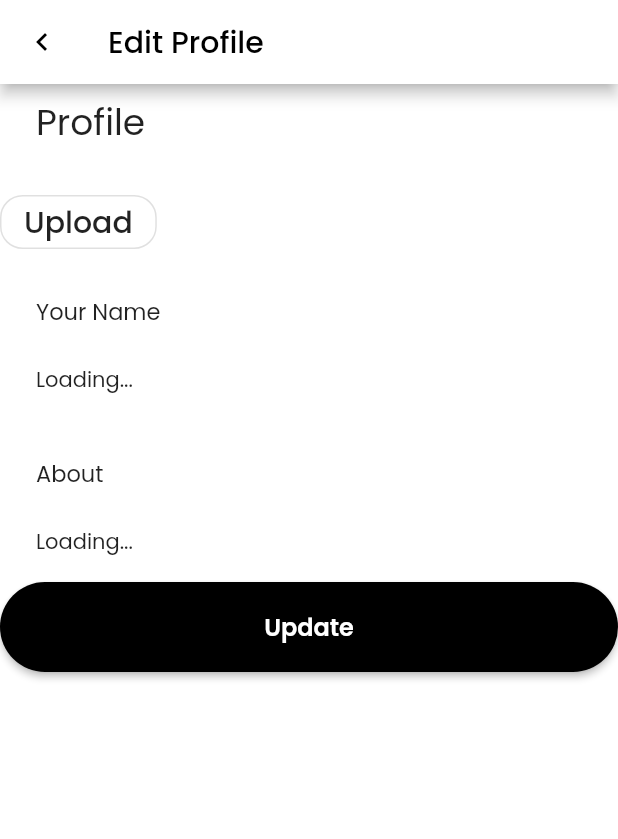
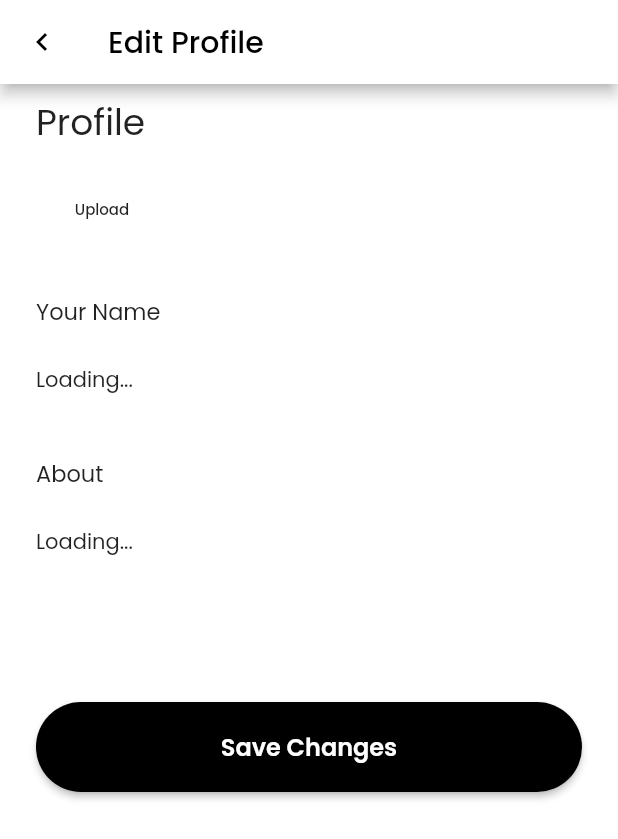
Before and after one commit to haseeburrehmanfaheem/BackSpace, a Flutter app: the Feed screen opened directly, in the side drawer, after a tap on "Edit Profile", on a phone screen of 412 x 824 dp. Shown: the top 839 px of the screen. Run offline on Flutter 3.47's test engine with Material 2 defaults, Android fonts, the phone set to English and light mode, and no system bars; our stand-ins replace cloud_firestore, firebase_auth, firebase_core, flutter_rating_bar, fluttertoast, form_field_validator and 3 more; accounts and stored records are empty.

Commit message:
Add Drawer Header

```diff
--- a/lib/main.dart
+++ b/lib/main.dart
@@ -35,6 +35,7 @@ void main() async {
 
 class MyApp extends StatelessWidget {
   // const Myapp({Key? key}) : super(key: key);
+  bool a = false;
   @override
   Widget build(BuildContext context) {
     FirebaseAuth.instance.userChanges().listen((User? user) {
@@ -42,6 +43,7 @@ class MyApp extends StatelessWidget {
         print('User is currently signed out!');
       } else {
         print('User is signed in!');
+        a = true;
         // signout ki line
         // FirebaseAuth.instance.signOut();
       }
@@ -56,7 +58,8 @@ class MyApp extends StatelessWidget {
       title: 'Backspace',
       debugShowCheckedModeBanner: false,
 
-      home: Home(),
+      home: a ? BottomNavigation() : Home(),
+
       // FirebaseAuth.instance.signOut();
       // home: BottomNavigation(),
     );
--- a/lib/pages/EditProfile.dart
+++ b/lib/pages/EditProfile.dart
@@ -58,17 +58,17 @@ class MyCustomForm extends StatelessWidget {
                 color: Colors.black87),
           ),
         ),
-        const Padding(
+        Padding(
           padding: EdgeInsets.symmetric(horizontal: 24, vertical: 8),
-        ),
-        OutlineButton(
+          child: MaterialButton(
             child: const Text(
               "Upload",
-            style: TextStyle(fontSize: 20.0),
+              style: TextStyle(fontSize: 10.0),
             ),
+            onPressed: () {},
             shape:
-              RoundedRectangleBorder(borderRadius: BorderRadius.circular(15)),
-          onPressed: () {},
+                RoundedRectangleBorder(borderRadius: BorderRadius.circular(40)),
+          ),
         ),
         const Padding(
           padding: EdgeInsets.symmetric(horizontal: 24, vertical: 8),
@@ -151,12 +151,15 @@ class MyCustomForm extends StatelessWidget {
             },
           ),
         ),
-        MaterialButton(
+        Padding(
+          padding: EdgeInsets.only(left: 24, top: 80, right: 24),
+          child: MaterialButton(
             minWidth: double.infinity,
             height: 60,
             onPressed: () async {
               if (NameController != null && AboutController != null) {
-              await UpdateNameAbout(NameController.text, AboutController.text);
+                await UpdateNameAbout(
+                    NameController.text, AboutController.text);
               }
               Navigator.pushReplacement(context,
                   MaterialPageRoute(builder: (context) => EditProfile()));
@@ -180,9 +183,12 @@ class MyCustomForm extends StatelessWidget {
             shape:
                 RoundedRectangleBorder(borderRadius: BorderRadius.circular(40)),
             child: const Text(
-            "Update",
+              "Save Changes",
               style: TextStyle(
-                fontWeight: FontWeight.w600, fontSize: 16, color: Colors.white),
+                  fontWeight: FontWeight.w600,
+                  fontSize: 16,
+                  color: Colors.white),
+            ),
           ),
         ),
       ],
--- a/lib/pages/newsfeed.dart
+++ b/lib/pages/newsfeed.dart
@@ -1,3 +1,5 @@
+// ignore_for_file: prefer_const_constructors
+
 import 'package:backspace/pages/EditProfile.dart';
 import 'package:backspace/pages/FAQ.dart';
 import 'package:backspace/pages/Guide.dart';
@@ -111,31 +113,36 @@ class _MyDrawer extends State<MyDrawer> {
           // padding: EdgeInsets.only(top: 10),
           // margin: EdgeInsets.all(80),
           children: <Widget>[
-            FutureBuilder<String>(
+            Padding(
+              padding: EdgeInsets.only(left: 1, top: 20),
+              child: CircleAvatar(
+                  radius: 40.0,
+                  backgroundImage: AssetImage("assets/images/Map.png")),
+            ),
+            Padding(
+              padding: EdgeInsets.only(left: 10),
+              child: FutureBuilder<String>(
                 future: getUsername(s),
                 builder: (context, snapshot) {
                   if (snapshot.hasData) {
                     return Text(
                       snapshot.data ?? " ",
                       style: TextStyle(
-                      fontSize: 13,
-                      color: const Color(0xff000000),
-                      fontWeight: FontWeight.w700,
+                        fontSize: 24,
+                        color: Colors.black.withOpacity(.50),
                       ),
-                    textAlign: TextAlign.left,
                     );
                   } else {
                     return Text(
                       "Loading data...",
                       style: TextStyle(
                         fontSize: 13,
-                      color: const Color(0xff000000),
-                      fontWeight: FontWeight.w700,
+                        color: Colors.black.withOpacity(.50),
                       ),
-                    textAlign: TextAlign.left,
                     );
                   }
                 },
+              ),
             ),
             // Expanded(
             //   child: StreamBuilder(
@@ -154,20 +161,25 @@ class _MyDrawer extends State<MyDrawer> {
             //     },
             //   ),
             // ),
-            const Text(
-              'Backspace',
+            Padding(
+              padding: EdgeInsets.only(left: 10, bottom: 20),
+              child: Text(
+                s!,
                 style: TextStyle(
-                fontSize: 30,
+                  fontSize: 16,
                 ),
+              ),
+            ),
+            Divider(
+              height: 1,
+              thickness: 1,
             ),
             ListTile(
                 leading: const Icon(Icons.build_rounded),
                 title: Text('Edit Profile'),
                 onTap: () {
-                  Navigator.push(
-                      context,
-                      MaterialPageRoute(
-                          builder: (context) =>  EditProfile()));
+                  Navigator.push(context,
+                      MaterialPageRoute(builder: (context) => EditProfile()));
                 }),
             ListTile(
                 leading: Icon(Icons.live_help_outlined),
```
Lines whose indentation alone changed are shown as unchanged.
